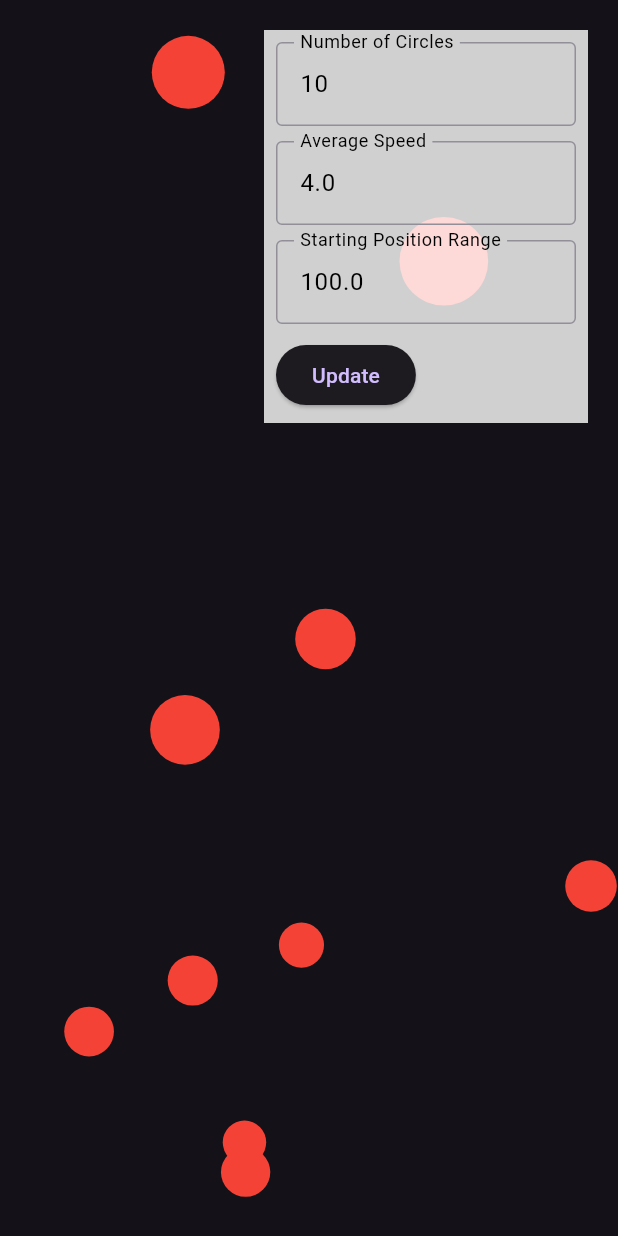
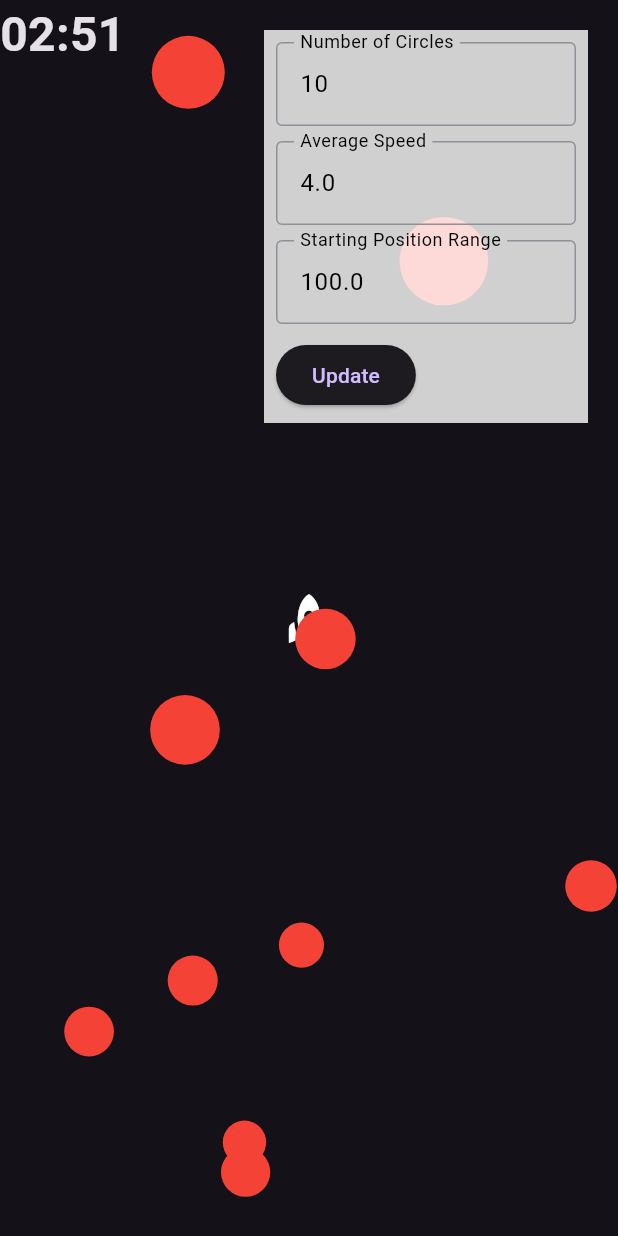
Before and after one commit to AftabBagwan/asteroid_test, a Flutter app: the screen it shows after launch, after a tap on "Update", on a phone screen of 412 x 824 dp. Run offline on Flutter 3.47's test engine with Material 3 defaults, Android fonts, the light colour scheme and no system bars.

Commit message:
added timer and rocket

```diff
--- a/lib/main.dart
+++ b/lib/main.dart
@@ -1,3 +1,4 @@
+import 'package:asteroid_test/pages/game_over.dart';
 import 'package:asteroid_test/pages/playground.dart';
 import 'package:flutter/material.dart';
 
--- a/lib/pages/playground.dart
+++ b/lib/pages/playground.dart
@@ -3,6 +3,7 @@ import 'dart:math';
 import 'package:asteroid_test/models/circle.dart';
 import 'package:asteroid_test/pages/game_over.dart';
 import 'package:asteroid_test/widgets/circle_painter.dart';
+import 'package:asteroid_test/widgets/player.dart';
 import 'package:asteroid_test/widgets/user_input.dart';
 import 'package:flutter/material.dart';
 
@@ -19,6 +20,7 @@ class _PlayGroundState extends State<PlayGround> {
   late Offset _mousePosition;
   late Timer _timer;
   late Size _screenSize;
+  int _remainingTime = 180;
 
   final TextEditingController _numCirclesController =
       TextEditingController(text: '10');
@@ -65,7 +67,24 @@ class _PlayGroundState extends State<PlayGround> {
     });
   }
 
+  String _formatTime(int seconds) {
+    int minutes = seconds ~/ 60;
+    int remainingSeconds = seconds % 60;
+    return '${minutes.toString().padLeft(2, '0')}:${remainingSeconds.toString().padLeft(2, '0')}';
+  }
+
   void _startMovement() {
+    _timer = Timer.periodic(Duration(seconds: 1), (timer) {
+      if (_remainingTime > 0) {
+        setState(() {
+          _remainingTime--;
+        });
+      } else {
+        timer.cancel();
+        Navigator.push(context,
+            MaterialPageRoute(builder: (context) => const GameOverScreen()));
+      }
+    });
     _timer = Timer.periodic(const Duration(milliseconds: 16), (timer) {
       setState(() {
         for (var circle in _circles) {
@@ -133,20 +152,31 @@ class _PlayGroundState extends State<PlayGround> {
     return Scaffold(
       body: Stack(
         children: [
-          MouseRegion(
-            cursor: SystemMouseCursors.none,
-            onHover: (event) {
-              setState(() {
-                _mousePosition = event.position;
-              });
-            },
-            child: _circles.isNotEmpty
+          // MouseRegion(
+          //   cursor: SystemMouseCursors.none,
+          //   onHover: (event) {
+          //     setState(() {
+          //       _mousePosition = event.position;
+          //     });
+          //   },
+          //   child:
+          _circles.isNotEmpty
               ? CirclePainter(
                   mousePosition: _mousePosition,
                   circles: _circles,
                 )
               : const Center(child: Text('No circles to display')),
+          // ),
+          Positioned(
+              left: 0,
+              top: 0,
+              child: Text(
+                _formatTime(_remainingTime),
+                style: const TextStyle(
+                  fontWeight: FontWeight.bold,
+                  fontSize: 32,
                 ),
+              )),
           Positioned(
             right: 20,
             top: 20,
--- a/lib/widgets/circle_painter.dart
+++ b/lib/widgets/circle_painter.dart
@@ -1,5 +1,6 @@
 import 'package:asteroid_test/models/circle.dart';
 import 'package:asteroid_test/utils/colors.dart';
+import 'package:asteroid_test/widgets/player.dart';
 import 'package:flutter/material.dart';
 
 class CirclePainter extends StatelessWidget {
@@ -16,14 +17,15 @@ class CirclePainter extends StatelessWidget {
   Widget build(BuildContext context) {
     return Stack(
       children: [
-        Positioned(
-          left: mousePosition.dx,
-          top: mousePosition.dy,
-          child: CircleAvatar(
-            radius: 10,
-            backgroundColor: AppColors.white,
-          ),
-        ),
+        // Positioned(
+        //   left: mousePosition.dx,
+        //   top: mousePosition.dy,
+        //   child: CircleAvatar(
+        //     radius: 10,
+        //     backgroundColor: AppColors.white,
+        //   ),
+        // ),
+         const Player(),
         ...circles.map((circle) {
           return Positioned(
             left: circle.position.dx,
@@ -34,6 +36,7 @@ class CirclePainter extends StatelessWidget {
             ),
           );
         }),
+
       ],
     );
   }
--- /dev/null
+++ b/lib/widgets/player.dart
@@ -0,0 +1,94 @@
+import 'package:flutter/material.dart';
+import 'package:flutter/services.dart';
+
+class Player extends StatefulWidget {
+  const Player({super.key});
+
+  @override
+  State<Player> createState() => _PlayerState();
+}
+
+class _PlayerState extends State<Player> {
+  double dx = 0.0;
+  double dy = 0.0;
+
+  late FocusNode _focusNode;
+
+  @override
+  void initState() {
+    super.initState();
+    _focusNode = FocusNode();
+  }
+
+  @override
+  void dispose() {
+    _focusNode.dispose();
+    super.dispose();
+  }
+
+  void moveLeft() {
+    setState(() {
+      dx -= 10; // Adjust the movement speed as needed
+    });
+  }
+
+  void moveRight() {
+    setState(() {
+      dx += 10;
+    });
+  }
+
+  void moveUp() {
+    setState(() {
+      dy -= 10;
+    });
+  }
+
+  void moveDown() {
+    setState(() {
+      dy += 10;
+    });
+  }
+
+  @override
+  Widget build(BuildContext context) {
+    return RawKeyboardListener(
+      focusNode: _focusNode,
+      autofocus: true, // Ensure the widget gains focus automatically
+      onKey: _onKeyEventHandler,
+      child: Stack(
+        children: [
+          Positioned(
+            left: dx,
+            top: dy,
+            bottom: 0,
+            right: 0,
+            child: const Icon(
+              Icons.rocket,
+              size: 40,
+            ),
+          ),
+        ],
+      ),
+    );
+  }
+
+  void _onKeyEventHandler(RawKeyEvent event) {
+    if (event is RawKeyDownEvent) {
+      switch (event.logicalKey) {
+        case LogicalKeyboardKey.arrowLeft:
+          moveLeft();
+          break;
+        case LogicalKeyboardKey.arrowRight:
+          moveRight();
+          break;
+        case LogicalKeyboardKey.arrowUp:
+          moveUp();
+          break;
+        case LogicalKeyboardKey.arrowDown:
+          moveDown();
+          break;
+      }
+    }
+  }
+}
```
Also changed, not shown: lib/pages/game_over.dart (+21 -2 lines). Lines whose indentation alone changed are shown as unchanged.
